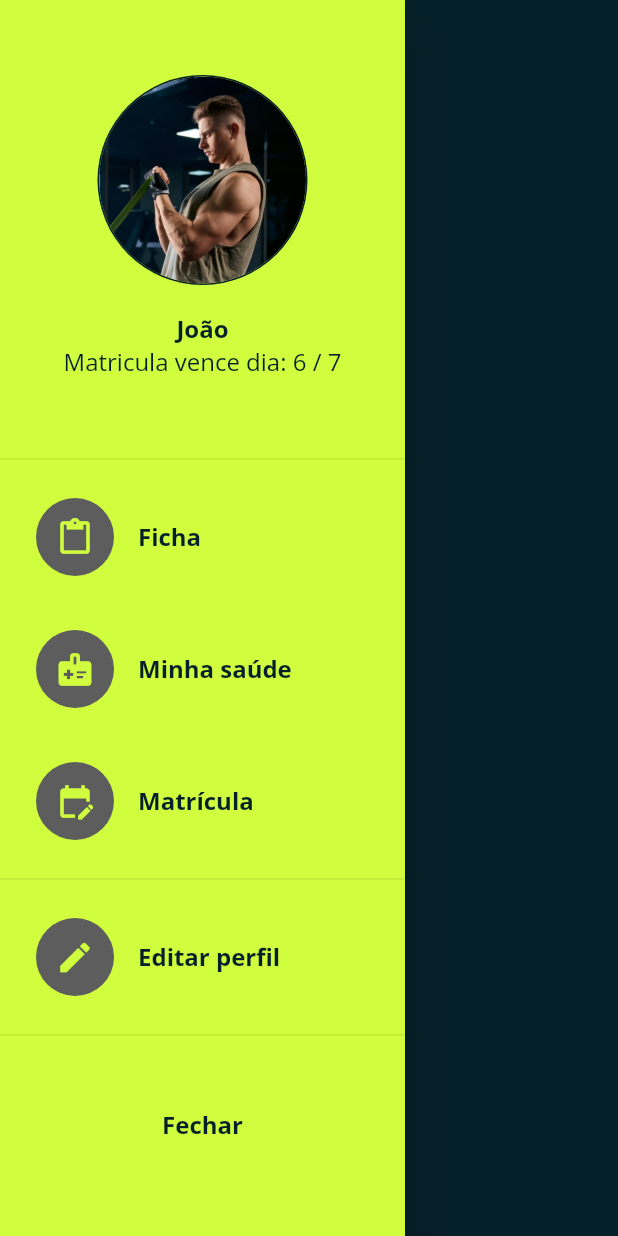
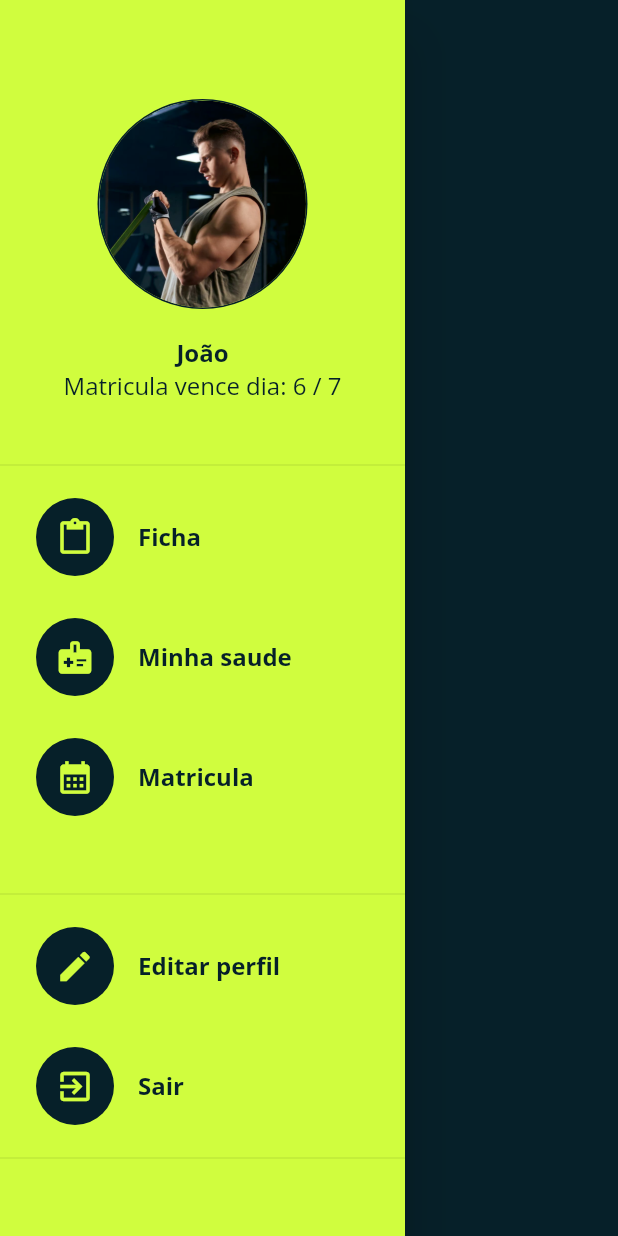
Before and after one commit to HallackVCP/Coliseum-Fit-Frontend, a Flutter app: the HomePageAluno screen opened by its route, with the side drawer open, on a phone screen of 412 x 824 dp. Run offline on Flutter 3.47's test engine with Material 2 defaults, Android fonts, the phone set to English and light mode, and no system bars; our stand-ins replace google_fonts.

Commit message:
Refatorando drawer

```diff
--- a/lib/modules/admin/drawer.dart
+++ b/lib/modules/admin/drawer.dart
@@ -43,7 +43,7 @@ class CustomDrawer extends StatelessWidget {
     return Padding(
       padding: const EdgeInsets.symmetric(horizontal: 8.0, vertical: 16),
       child: ListTile(
-        leading: CircleAvatar(radius: 26, backgroundColor: AppColors.backgroundButton, child: Icon(icon, size: 26, color: AppColors.primary),),
+        leading: CircleAvatar(radius: 26, backgroundColor: AppColors.background, child: Icon(icon, size: 26, color: AppColors.primary),),
         title: Text(title, style: AppTextStyles.titleDrawer,),
         ),
     );
--- a/lib/modules/aluno/drawer.dart
+++ b/lib/modules/aluno/drawer.dart
@@ -2,60 +2,59 @@ import 'package:coliseum_fit/shared/themes/app_text_styles.dart';
 import 'package:flutter/material.dart';
 
 import '../../shared/themes/app_colors.dart';
+import '../../shared/widgets/custom_widgets.dart';
 
 class CustomDrawer extends StatelessWidget {
-  const CustomDrawer({Key? key}) : super(key: key);
+  List<Widget> widgets;
+  CustomDrawer({
+    Key? key,
+    required this.widgets,
+  }) : super(key: key);
 
   @override
   Widget build(BuildContext context) {
+    print(widgets.length * 50);
     return Drawer(
       width: 270,
       backgroundColor: AppColors.primary,
-      child:Center(
-        child:
-          SingleChildScrollView(
-            child: Container(
+      child: SingleChildScrollView(
         child: Column(
-                  mainAxisAlignment: MainAxisAlignment.center,
           children: [
+            Container(height: 50,),
             drawerHeader(),
             Divider(),
-                    drawerOption(title: "Ficha", icon: Icons.paste),
-                    drawerOption(title: "Minha saúde", icon: Icons.medical_information),
-                    drawerOption(title: "Matrícula", icon: Icons.edit_calendar),
+
+            SizedBox(
+                height: (90.0 * widgets.length),
+                child: Center(
+                  child: ListView.builder(
+                    physics: NeverScrollableScrollPhysics(),
+                    itemCount: widgets.length,
+                    itemBuilder: (context, index) => widgets[index],
+                  ),
+              ),
+            ),
+
             Divider(),
             drawerOption(title: "Editar perfil", icon: Icons.edit),
+            drawerOption(title: "Sair", icon: Icons.exit_to_app),
             Divider(),
 
             Padding(
               padding: const EdgeInsets.symmetric(vertical: 28.0),
               child: TextButton(onPressed: (() => Navigator.pop(context)), child: Text("Fechar", style: AppTextStyles.titleDrawer,),),
             ),
-
-
-                ],),
+          ],
         ),
-          ),
-      )
-    );
-  }
-
-  Widget drawerOption({required String title, required IconData icon }){
-    return Padding(
-      padding: const EdgeInsets.symmetric(horizontal: 8.0, vertical: 16),
-      child: ListTile(
-        leading: CircleAvatar(radius: 26, backgroundColor: AppColors.backgroundButton, child: Icon(icon, size: 26, color: AppColors.primary),),
-        title: Text(title, style: AppTextStyles.titleDrawer,),
       ),
     );
   }
 
-
-
-  Widget drawerHeader(){
+  Widget drawerHeader() {
     return Padding(
-      padding: const EdgeInsets.symmetric(vertical: 28.0),
-      child: Column(children: [
+      padding: const EdgeInsets.symmetric(vertical: 16.0),
+      child: Column(
+        children: [
           CircleAvatar(
               radius: 70,
               backgroundColor: AppColors.background,
@@ -63,20 +62,27 @@ class CustomDrawer extends StatelessWidget {
                 radius: 69,
                 backgroundImage: AssetImage("assets/images/usuario.png"),
               )),
-
           Padding(
             padding: const EdgeInsets.symmetric(vertical: 18.0),
             child: Column(
               mainAxisAlignment: MainAxisAlignment.start,
               children: [
-                Text("João", style: AppTextStyles.titleDrawer,),
-                Text("Matricula vence dia: " + DateTime.now().day.toString() +" / " + DateTime.now().month.toString(),
-                style: AppTextStyles.subtitleDrawer,)
+                Text(
+                  "João",
+                  style: AppTextStyles.titleDrawer,
+                ),
+                Text(
+                  "Matricula vence dia: " +
+                      DateTime.now().day.toString() +
+                      " / " +
+                      DateTime.now().month.toString(),
+                  style: AppTextStyles.subtitleDrawer,
+                )
               ],
             ),
           )
-      ],),
+        ],
+      ),
     );
   }
-
 }
--- a/lib/modules/aluno/home_page.dart
+++ b/lib/modules/aluno/home_page.dart
@@ -1,4 +1,5 @@
 import 'package:coliseum_fit/shared/themes/app_text_styles.dart';
+import 'package:coliseum_fit/shared/widgets/custom_widgets.dart';
 import 'package:flutter/material.dart';
 import '../../shared/themes/app_colors.dart';
 import 'drawer.dart';
@@ -15,7 +16,13 @@ class _HomePageAlunoState extends State<HomePageAluno> {
   @override
   Widget build(BuildContext context) {
     return Scaffold(
-      drawer: CustomDrawer(),
+      drawer: CustomDrawer(
+        widgets: [
+          drawerOption(title: "Ficha", icon: Icons.paste),
+          drawerOption(title: "Minha saude", icon: Icons.medical_information),
+          drawerOption(title: "Matricula", icon: Icons.calendar_month),
+        ],
+      ),
       drawerScrimColor: AppColors.background,
       backgroundColor: AppColors.background,
       appBar: AppBar(
--- a/lib/modules/login/cadastro_page.dart
+++ b/lib/modules/login/cadastro_page.dart
@@ -1,6 +1,6 @@
 import 'package:flutter/material.dart';
 
-import '../../shared/widgets/input_text_widget.dart';
+import '../../shared/widgets/custom_widgets.dart';
 import '../../shared/themes/app_colors.dart';
 import '../../shared/themes/app_text_styles.dart';
 
--- a/lib/modules/login/login_page.dart
+++ b/lib/modules/login/login_page.dart
@@ -1,7 +1,7 @@
 import 'package:coliseum_fit/shared/themes/app_colors.dart';
 import 'package:coliseum_fit/shared/themes/app_text_styles.dart';
 import 'package:flutter/material.dart';
-import '../../shared/widgets/input_text_widget.dart';
+import '../../shared/widgets/custom_widgets.dart';
 import 'login_controller.dart';
 
 //  ListBody()
--- a/lib/shared/widgets/input_text_widget.dart
+++ b/lib/shared/widgets/custom_widgets.dart
@@ -30,3 +30,14 @@ Widget inputText(String title, TextEditingController _controller,{bool password
       ),
     );
   }
+
+
+Widget drawerOption({required String title, required IconData icon }){
+    return Padding(
+      padding: const EdgeInsets.symmetric(horizontal: 8.0, vertical: 12),
+      child: ListTile(
+        leading: CircleAvatar(radius: 26, backgroundColor: AppColors.background, child: Icon(icon, size: 26, color: AppColors.primary),),
+        title: Text(title, style: AppTextStyles.titleDrawer,),
+        ),
+    );
+  }
```
Lines whose indentation alone changed are shown as unchanged.
